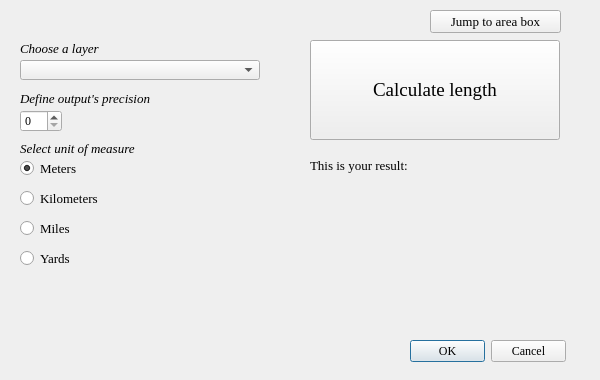
This is ALCalculator_dialog_base.ui in pankonduktortoja/Quick-area-and-length-calculator as Qt 5 draws it before an edit. The edited form follows.
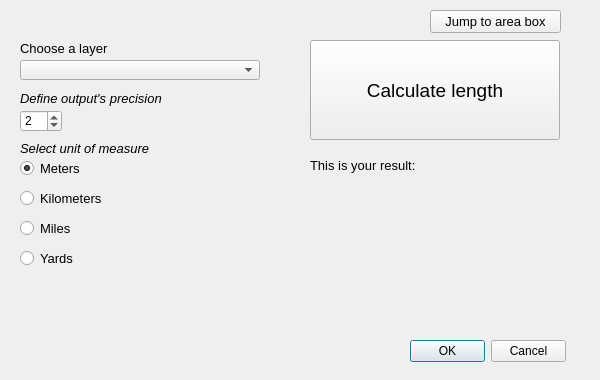
This is the edited form. The open tabs and pages were chosen to show the change. Custom widgets are drawn as their Qt base class.

Commit message: added spinbox for precision parameter, UI changes

Patch:
```diff
--- a/ALCalculator_dialog_base.ui
+++ b/ALCalculator_dialog_base.ui
@@ -24,7 +24,7 @@
   </property>
   <property name="font">
    <font>
-    <family>Times New Roman</family>
+    <family>Arial Narrow</family>
    </font>
   </property>
   <property name="windowTitle">
@@ -41,7 +41,7 @@
    </property>
    <property name="font">
     <font>
-     <family>Times New Roman</family>
+     <family>Arial</family>
     </font>
    </property>
    <property name="orientation">
@@ -412,7 +412,7 @@
      </property>
      <property name="font">
       <font>
-       <family>Times New Roman</family>
+       <family>Arial</family>
        <pointsize>14</pointsize>
       </font>
      </property>
@@ -431,7 +431,7 @@
      </property>
      <property name="font">
       <font>
-       <family>Times New Roman</family>
+       <family>Arial</family>
        <pointsize>10</pointsize>
       </font>
      </property>
@@ -450,7 +450,7 @@
      </property>
      <property name="font">
       <font>
-       <family>Times New Roman</family>
+       <family>Arial</family>
        <pointsize>10</pointsize>
       </font>
      </property>
@@ -488,9 +488,9 @@
      </property>
      <property name="font">
       <font>
-       <family>Times New Roman</family>
+       <family>Arial</family>
        <pointsize>10</pointsize>
-       <italic>true</italic>
+       <italic>false</italic>
       </font>
      </property>
      <property name="text">
@@ -508,7 +508,7 @@
      </property>
      <property name="font">
       <font>
-       <family>Times New Roman</family>
+       <family>Arial</family>
        <pointsize>10</pointsize>
        <italic>true</italic>
       </font>
@@ -526,9 +526,17 @@
        <height>22</height>
       </rect>
      </property>
+     <property name="font">
+      <font>
+       <family>Arial</family>
+      </font>
+     </property>
      <property name="maximum">
       <number>8</number>
      </property>
+     <property name="value">
+      <number>2</number>
+     </property>
     </widget>
     <widget class="QLabel" name="label_9">
      <property name="geometry">
@@ -541,7 +549,7 @@
      </property>
      <property name="font">
       <font>
-       <family>Times New Roman</family>
+       <family>Arial</family>
        <pointsize>10</pointsize>
        <italic>true</italic>
       </font>
@@ -561,7 +569,7 @@
      </property>
      <property name="font">
       <font>
-       <family>Times New Roman</family>
+       <family>Arial</family>
        <pointsize>10</pointsize>
       </font>
      </property>
@@ -583,7 +591,7 @@
      </property>
      <property name="font">
       <font>
-       <family>Times New Roman</family>
+       <family>Arial</family>
        <pointsize>10</pointsize>
       </font>
      </property>
@@ -605,7 +613,7 @@
      </property>
      <property name="font">
       <font>
-       <family>Times New Roman</family>
+       <family>Arial</family>
        <pointsize>10</pointsize>
       </font>
      </property>
@@ -627,7 +635,7 @@
      </property>
      <property name="font">
       <font>
-       <family>Times New Roman</family>
+       <family>Arial</family>
        <pointsize>10</pointsize>
       </font>
      </property>
```
Left out of the diff: 49 changed lines with no effect on the pictures. The commit also changes 2 other files.
